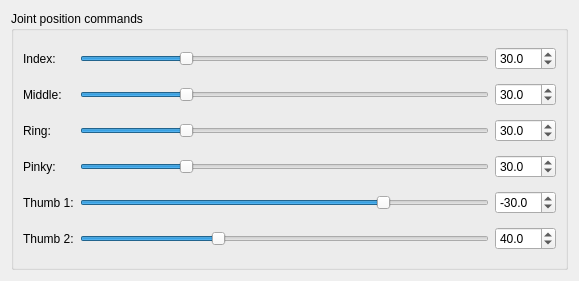
The window that rqt_psyonic_hand/src/rqt_psyonic_hand/psyonic_hand_rqt_plugin.ui (HumanoidsBonn/psyonic_hand_ros) describes before a commit, drawn with Qt 5.
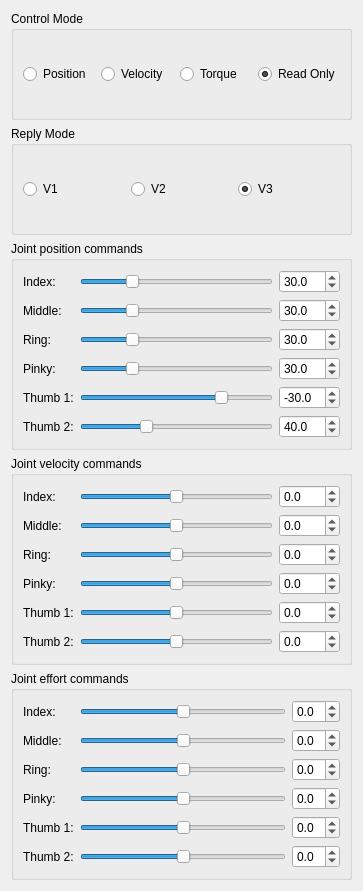
The same window after the commit.

Commit message:
Add velocity and effort control
- add controllers to config
- change namespace for controllers
- remove dynamic reconfigure
- add services to change control and reply mode
- add service client to change control mode to rqt plugin
- switch control modes with radio buttons, send matching joint commands

```diff
--- a/rqt_psyonic_hand/src/rqt_psyonic_hand/psyonic_hand_rqt_plugin.ui
+++ b/rqt_psyonic_hand/src/rqt_psyonic_hand/psyonic_hand_rqt_plugin.ui
@@ -6,8 +6,8 @@
    <rect>
     <x>0</x>
     <y>0</y>
-    <width>579</width>
-    <height>281</height>
+    <width>363</width>
+    <height>891</height>
    </rect>
   </property>
   <property name="windowTitle">
@@ -15,6 +15,85 @@
   </property>
   <layout class="QGridLayout" name="psyonicHandRqtPluginGridLayout">
    <item row="0" column="0">
+    <widget class="QGroupBox" name="controlModeGroupBox">
+     <property name="title">
+      <string>Control Mode</string>
+     </property>
+     <layout class="QGridLayout" name="controlModeGridLayout">
+      <item row="0" column="0">
+       <widget class="QRadioButton" name="controlPositionRadioButton">
+        <property name="text">
+         <string>Position</string>
+        </property>
+        <property name="checked">
+         <bool>false</bool>
+        </property>
+       </widget>
+      </item>
+      <item row="0" column="1">
+       <widget class="QRadioButton" name="controlVelocityRadioButton">
+        <property name="text">
+         <string>Velocity</string>
+        </property>
+       </widget>
+      </item>
+      <item row="0" column="2">
+       <widget class="QRadioButton" name="controlTorqueRadioButton">
+        <property name="text">
+         <string>Torque</string>
+        </property>
+       </widget>
+      </item>
+      <item row="0" column="3">
+       <widget class="QRadioButton" name="controlReadOnlyRadioButton">
+        <property name="text">
+         <string>Read Only</string>
+        </property>
+        <property name="checked">
+         <bool>true</bool>
+        </property>
+       </widget>
+      </item>
+     </layout>
+    </widget>
+   </item>
+   <item row="1" column="0">
+    <widget class="QGroupBox" name="replyModeGroupBox">
+     <property name="title">
+      <string>Reply Mode</string>
+     </property>
+     <layout class="QGridLayout" name="replyModeGridLayout">
+      <item row="0" column="0">
+       <widget class="QRadioButton" name="replyV1RadioButton">
+        <property name="text">
+         <string>V1</string>
+        </property>
+        <property name="checked">
+         <bool>false</bool>
+        </property>
+       </widget>
+      </item>
+      <item row="0" column="1">
+       <widget class="QRadioButton" name="replyV2RadioButton">
+        <property name="text">
+         <string>V2</string>
+        </property>
+       </widget>
+      </item>
+      <item row="0" column="2">
+       <widget class="QRadioButton" name="replyV3RadioButton">
+        <property name="text">
+         <string>V3</string>
+        </property>
+        <property name="checked">
+         <bool>true</bool>
+        </property>
+       </widget>
+      </item>
+     </layout>
+    </widget>
+   </item>
+   <item row="2" column="0">
     <widget class="QGroupBox" name="jointPositionCommandGroupBox">
      <property name="title">
       <string>Joint position commands</string>
@@ -245,6 +324,528 @@
      </layout>
     </widget>
    </item>
+   <item row="3" column="0">
+    <widget class="QGroupBox" name="jointVelocityCommandGroupBox">
+     <property name="title">
+      <string>Joint velocity commands</string>
+     </property>
+     <layout class="QGridLayout" name="jointVelocityCommandGroupBoxGridLayout">
+      <item row="0" column="0">
+       <widget class="QLabel" name="indexVelocityLabel">
+        <property name="text">
+         <string>Index:</string>
+        </property>
+       </widget>
+      </item>
+      <item row="0" column="1">
+       <widget class="QSlider" name="indexVelocitySlider">
+        <property name="minimum">
+         <number>-462</number>
+        </property>
+        <property name="maximum">
+         <number>462</number>
+        </property>
+        <property name="value">
+         <number>0</number>
+        </property>
+        <property name="orientation">
+         <enum>Qt::Horizontal</enum>
+        </property>
+       </widget>
+      </item>
+      <item row="0" column="2">
+       <widget class="QDoubleSpinBox" name="indexVelocitySpinBox">
+        <property name="decimals">
+         <number>1</number>
+        </property>
+        <property name="minimum">
+         <double>-462.000000000000000</double>
+        </property>
+        <property name="maximum">
+         <double>462.000000000000000</double>
+        </property>
+        <property name="singleStep">
+         <double>0.100000000000000</double>
+        </property>
+        <property name="value">
+         <double>0.000000000000000</double>
+        </property>
+       </widget>
+      </item>
+      <item row="1" column="0">
+       <widget class="QLabel" name="middleVelocityLabel">
+        <property name="text">
+         <string>Middle:</string>
+        </property>
+       </widget>
+      </item>
+      <item row="1" column="1">
+       <widget class="QSlider" name="middleVelocitySlider">
+        <property name="minimum">
+         <number>-462</number>
+        </property>
+        <property name="maximum">
+         <number>462</number>
+        </property>
+        <property name="value">
+         <number>0</number>
+        </property>
+        <property name="orientation">
+         <enum>Qt::Horizontal</enum>
+        </property>
+       </widget>
+      </item>
+      <item row="1" column="2">
+       <widget class="QDoubleSpinBox" name="middleVelocitySpinBox">
+        <property name="decimals">
+         <number>1</number>
+        </property>
+        <property name="minimum">
+         <double>-462.000000000000000</double>
+        </property>
+        <property name="maximum">
+         <double>462.000000000000000</double>
+        </property>
+        <property name="singleStep">
+         <double>0.100000000000000</double>
+        </property>
+        <property name="value">
+         <double>0.000000000000000</double>
+        </property>
+       </widget>
+      </item>
+      <item row="2" column="0">
+       <widget class="QLabel" name="ringVelocityLabel">
+        <property name="text">
+         <string>Ring:</string>
+        </property>
+       </widget>
+      </item>
+      <item row="2" column="1">
+       <widget class="QSlider" name="ringVelocitySlider">
+        <property name="minimum">
+         <number>-462</number>
+        </property>
+        <property name="maximum">
+         <number>462</number>
+        </property>
+        <property name="value">
+         <number>0</number>
+        </property>
+        <property name="orientation">
+         <enum>Qt::Horizontal</enum>
+        </property>
+       </widget>
+      </item>
+      <item row="2" column="2">
+       <widget class="QDoubleSpinBox" name="ringVelocitySpinBox">
+        <property name="decimals">
+         <number>1</number>
+        </property>
+        <property name="minimum">
+         <double>-462.000000000000000</double>
+        </property>
+        <property name="maximum">
+         <double>462.000000000000000</double>
+        </property>
+        <property name="singleStep">
+         <double>0.100000000000000</double>
+        </property>
+        <property name="value">
+         <double>0.000000000000000</double>
+        </property>
+       </widget>
+      </item>
+      <item row="3" column="0">
+       <widget class="QLabel" name="pinkyVelocityLabel">
+        <property name="text">
+         <string>Pinky:</string>
+        </property>
+       </widget>
+      </item>
+      <item row="3" column="1">
+       <widget class="QSlider" name="pinkyVelocitySlider">
+        <property name="minimum">
+         <number>-462</number>
+        </property>
+        <property name="maximum">
+         <number>462</number>
+        </property>
+        <property name="value">
+         <number>0</number>
+        </property>
+        <property name="orientation">
+         <enum>Qt::Horizontal</enum>
+        </property>
+       </widget>
+      </item>
+      <item row="3" column="2">
+       <widget class="QDoubleSpinBox" name="pinkyVelocitySpinBox">
+        <property name="decimals">
+         <number>1</number>
+        </property>
+        <property name="minimum">
+         <double>-462.000000000000000</double>
+        </property>
+        <property name="maximum">
+         <double>462.000000000000000</double>
+        </property>
+        <property name="singleStep">
+         <double>0.100000000000000</double>
+        </property>
+        <property name="value">
+         <double>0.000000000000000</double>
+        </property>
+       </widget>
+      </item>
+      <item row="4" column="0">
+       <widget class="QLabel" name="thumb1VelocityLabel">
+        <property name="text">
+         <string>Thumb 1:</string>
+        </property>
+       </widget>
+      </item>
+      <item row="4" column="1">
+       <widget class="QSlider" name="thumb1VelocitySlider">
+        <property name="minimum">
+         <number>-462</number>
+        </property>
+        <property name="maximum">
+         <number>462</number>
+        </property>
+        <property name="value">
+         <number>0</number>
+        </property>
+        <property name="orientation">
+         <enum>Qt::Horizontal</enum>
+        </property>
+       </widget>
+      </item>
+      <item row="4" column="2">
+       <widget class="QDoubleSpinBox" name="thumb1VelocitySpinBox">
+        <property name="decimals">
+         <number>1</number>
+        </property>
+        <property name="minimum">
+         <double>-462.000000000000000</double>
+        </property>
+        <property name="maximum">
+         <double>462.000000000000000</double>
+        </property>
+        <property name="singleStep">
+         <double>0.100000000000000</double>
+        </property>
+        <property name="value">
+         <double>0.000000000000000</double>
+        </property>
+       </widget>
+      </item>
+      <item row="5" column="0">
+       <widget class="QLabel" name="thumb2VelocityLabel">
+        <property name="text">
+         <string>Thumb 2:</string>
+        </property>
+       </widget>
+      </item>
+      <item row="5" column="1">
+       <widget class="QSlider" name="thumb2VelocitySlider">
+        <property name="minimum">
+         <number>-462</number>
+        </property>
+        <property name="maximum">
+         <number>462</number>
+        </property>
+        <property name="value">
+         <number>0</number>
+        </property>
+        <property name="orientation">
+         <enum>Qt::Horizontal</enum>
+        </property>
+       </widget>
+      </item>
+      <item row="5" column="2">
+       <widget class="QDoubleSpinBox" name="thumb2VelocitySpinBox">
+        <property name="decimals">
+         <number>1</number>
+        </property>
+        <property name="minimum">
+         <double>-462.000000000000000</double>
+        </property>
+        <property name="maximum">
+         <double>462.000000000000000</double>
+        </property>
+        <property name="singleStep">
+         <double>0.100000000000000</double>
+        </property>
+        <property name="value">
+         <double>0.000000000000000</double>
+        </property>
+       </widget>
+      </item>
+     </layout>
+    </widget>
+   </item>
+   <item row="4" column="0">
+    <widget class="QGroupBox" name="jointEffortCommandGroupBox">
+     <property name="title">
+      <string>Joint effort commands</string>
+     </property>
+     <layout class="QGridLayout" name="jointEffortCommandGroupBoxGridLayout">
+      <item row="0" column="0">
+       <widget class="QLabel" name="indexEffortLabel">
+        <property name="text">
+         <string>Index:</string>
+        </property>
+       </widget>
+      </item>
+      <item row="0" column="1">
+       <widget class="QSlider" name="indexEffortSlider">
+        <property name="minimum">
+         <number>-60</number>
+        </property>
+        <property name="maximum">
+         <number>60</number>
+        </property>
+        <property name="value">
+         <number>0</number>
+        </property>
+        <property name="orientation">
+         <enum>Qt::Horizontal</enum>
+        </property>
+       </widget>
+      </item>
+      <item row="0" column="2">
+       <widget class="QDoubleSpinBox" name="indexEffortSpinBox">
+        <property name="decimals">
+         <number>1</number>
+        </property>
+        <property name="minimum">
+         <double>-6.000000000000000</double>
+        </property>
+        <property name="maximum">
+         <double>6.000000000000000</double>
+        </property>
+        <property name="singleStep">
+         <double>0.100000000000000</double>
+        </property>
+        <property name="value">
+         <double>0.000000000000000</double>
+        </property>
+       </widget>
+      </item>
+      <item row="1" column="0">
+       <widget class="QLabel" name="middleEffortLabel">
+        <property name="text">
+         <string>Middle:</string>
+        </property>
+       </widget>
+      </item>
+      <item row="1" column="1">
+       <widget class="QSlider" name="middleEffortSlider">
+        <property name="minimum">
+         <number>-60</number>
+        </property>
+        <property name="maximum">
+         <number>60</number>
+        </property>
+        <property name="value">
+         <number>0</number>
+        </property>
+        <property name="orientation">
+         <enum>Qt::Horizontal</enum>
+        </property>
+       </widget>
+      </item>
+      <item row="1" column="2">
+       <widget class="QDoubleSpinBox" name="middleEffortSpinBox">
+        <property name="decimals">
+         <number>1</number>
+        </property>
+        <property name="minimum">
+         <double>-6.000000000000000</double>
+        </property>
+        <property name="maximum">
+         <double>6.000000000000000</double>
+        </property>
+        <property name="singleStep">
+         <double>0.100000000000000</double>
+        </property>
+        <property name="value">
+         <double>0.000000000000000</double>
+        </property>
+       </widget>
+      </item>
+      <item row="2" column="0">
+       <widget class="QLabel" name="ringEffortLabel">
+        <property name="text">
+         <string>Ring:</string>
+        </property>
+       </widget>
+      </item>
+      <item row="2" column="1">
+       <widget class="QSlider" name="ringEffortSlider">
+        <property name="minimum">
+         <number>-60</number>
+        </property>
+        <property name="maximum">
+         <number>60</number>
+        </property>
+        <property name="value">
+         <number>0</number>
+        </property>
+        <property name="orientation">
+         <enum>Qt::Horizontal</enum>
+        </property>
+       </widget>
+      </item>
+      <item row="2" column="2">
+       <widget class="QDoubleSpinBox" name="ringEffortSpinBox">
+        <property name="decimals">
+         <number>1</number>
+        </property>
+        <property name="minimum">
+         <double>-6.000000000000000</double>
+        </property>
+        <property name="maximum">
+         <double>6.000000000000000</double>
+        </property>
+        <property name="singleStep">
+         <double>0.100000000000000</double>
+        </property>
+        <property name="value">
+         <double>0.000000000000000</double>
+        </property>
+       </widget>
+      </item>
+      <item row="3" column="0">
+       <widget class="QLabel" name="pinkyEffortLabel">
+        <property name="text">
+         <string>Pinky:</string>
+        </property>
+       </widget>
+      </item>
+      <item row="3" column="1">
+       <widget class="QSlider" name="pinkyEffortSlider">
+        <property name="minimum">
+         <number>-60</number>
+        </property>
+        <property name="maximum">
+         <number>60</number>
+        </property>
+        <property name="value">
+         <number>0</number>
+        </property>
+        <property name="orientation">
+         <enum>Qt::Horizontal</enum>
+        </property>
+       </widget>
+      </item>
+      <item row="3" column="2">
+       <widget class="QDoubleSpinBox" name="pinkyEffortSpinBox">
+        <property name="decimals">
+         <number>1</number>
+        </property>
+        <property name="minimum">
+         <double>-6.000000000000000</double>
+        </property>
+        <property name="maximum">
+         <double>6.000000000000000</double>
+        </property>
+        <property name="singleStep">
+         <double>0.100000000000000</double>
+        </property>
+        <property name="value">
+         <double>0.000000000000000</double>
+        </property>
+       </widget>
+      </item>
+      <item row="4" column="0">
+       <widget class="QLabel" name="thumb1EffortLabel">
+        <property name="text">
+         <string>Thumb 1:</string>
+        </property>
+       </widget>
+      </item>
+      <item row="4" column="1">
+       <widget class="QSlider" name="thumb1EffortSlider">
+        <property name="minimum">
+         <number>-60</number>
+        </property>
+        <property name="maximum">
+         <number>60</number>
+        </property>
+        <property name="value">
+         <number>0</number>
+        </property>
+        <property name="orientation">
+         <enum>Qt::Horizontal</enum>
+        </property>
+       </widget>
+      </item>
+      <item row="4" column="2">
+       <widget class="QDoubleSpinBox" name="thumb1EffortSpinBox">
+        <property name="decimals">
+         <number>1</number>
+        </property>
+        <property name="minimum">
+         <double>-1.200000000000000</double>
+        </property>
+        <property name="maximum">
+         <double>1.200000000000000</double>
+        </property>
+        <property name="singleStep">
+         <double>0.100000000000000</double>
+        </property>
+        <property name="value">
+         <double>0.000000000000000</double>
+        </property>
+       </widget>
+      </item>
+      <item row="5" column="0">
+       <widget class="QLabel" name="thumb2EffortLabel">
+        <property name="text">
+         <string>Thumb 2:</string>
+        </property>
+       </widget>
+      </item>
+      <item row="5" column="1">
+       <widget class="QSlider" name="thumb2EffortSlider">
+        <property name="minimum">
+         <number>-60</number>
+        </property>
+        <property name="maximum">
+         <number>60</number>
+        </property>
+        <property name="value">
+         <number>0</number>
+        </property>
+        <property name="orientation">
+         <enum>Qt::Horizontal</enum>
+        </property>
+       </widget>
+      </item>
+      <item row="5" column="2">
+       <widget class="QDoubleSpinBox" name="thumb2EffortSpinBox">
+        <property name="decimals">
+         <number>1</number>
+        </property>
+        <property name="minimum">
+         <double>-6.000000000000000</double>
+        </property>
+        <property name="maximum">
+         <double>6.000000000000000</double>
+        </property>
+        <property name="singleStep">
+         <double>0.100000000000000</double>
+        </property>
+        <property name="value">
+         <double>0.000000000000000</double>
+        </property>
+       </widget>
+      </item>
+     </layout>
+    </widget>
+   </item>
   </layout>
  </widget>
  <resources/>
```
Left out of the diff: 38 changed lines with no effect on the pictures. The commit also changes 15 other files.
